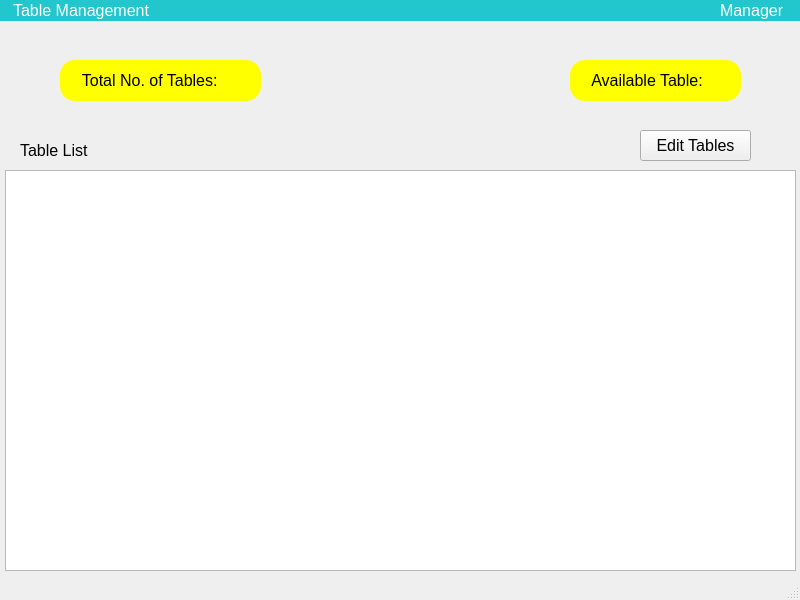
Old version of the form RMS_qt/table.ui in the repository dev-pratik02/RMS.
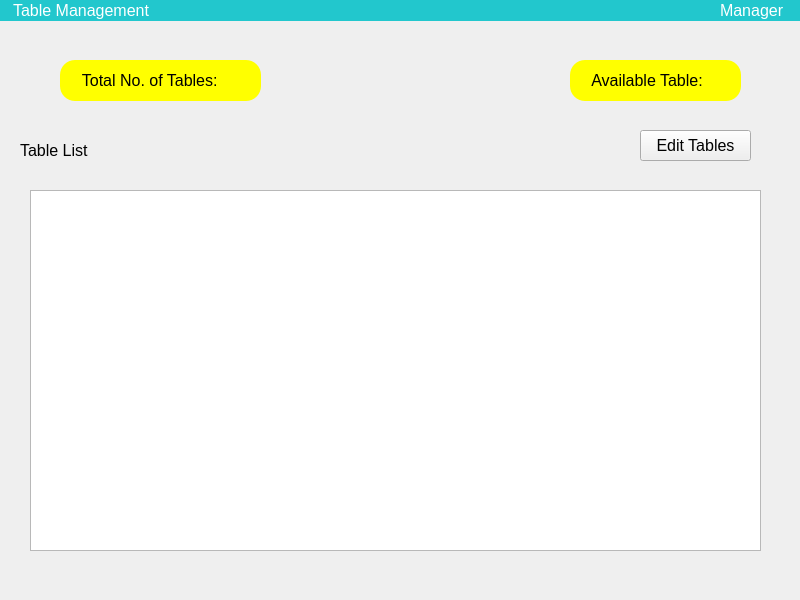
New version of the form.

Commit message: table widget

What changed in the file:
```diff
--- a/RMS_qt/table.ui
+++ b/RMS_qt/table.ui
@@ -115,16 +115,6 @@
      <string>Edit Tables</string>
     </property>
    </widget>
-   <widget class="QTableView" name="table_tables">
-    <property name="geometry">
-     <rect>
-      <x>5</x>
-      <y>170</y>
-      <width>791</width>
-      <height>401</height>
-     </rect>
-    </property>
-   </widget>
    <widget class="QLabel" name="label_5">
     <property name="geometry">
      <rect>
@@ -138,6 +128,16 @@
      <string>Table List</string>
     </property>
    </widget>
+   <widget class="QTableWidget" name="table_tables">
+    <property name="geometry">
+     <rect>
+      <x>30</x>
+      <y>190</y>
+      <width>731</width>
+      <height>361</height>
+     </rect>
+    </property>
+   </widget>
   </widget>
   <widget class="QMenuBar" name="menubar">
    <property name="geometry">
@@ -149,7 +149,6 @@
     </rect>
    </property>
   </widget>
-  <widget class="QStatusBar" name="statusbar"/>
  </widget>
  <resources/>
  <connections/>
```
The commit also changes 1 other file.
